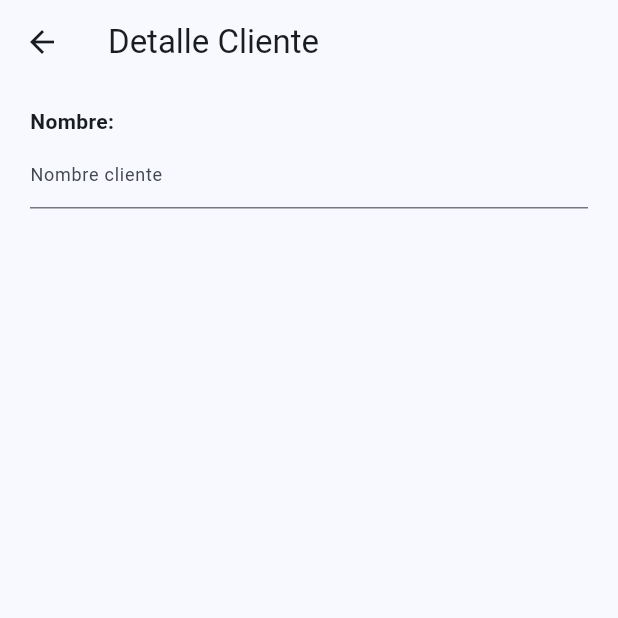
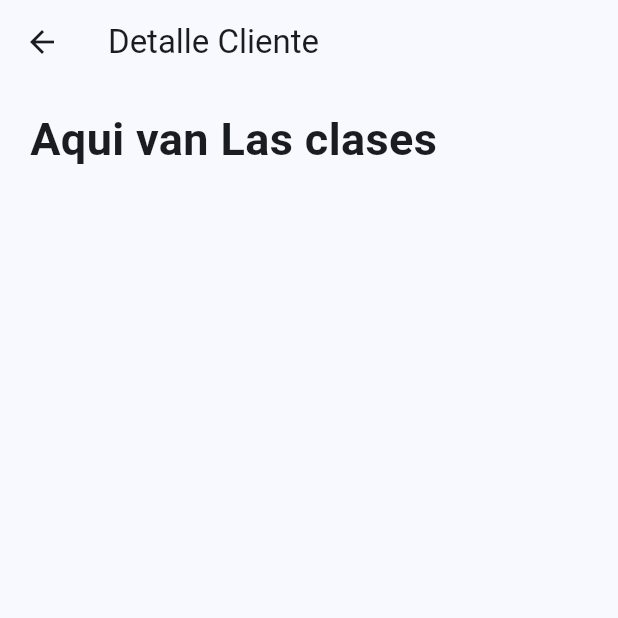
Before and after one commit to leoerazo/car_fix_2.0, a Flutter app: the DetalleClienteScreen screen opened directly, on a phone screen of 412 x 824 dp, the top half of it. Run offline on Flutter 3.47's test engine with Material 2 defaults, Android fonts, the phone set to English and light mode, and no system bars; our stand-ins replace go_router.

Commit message:
2 commit

```diff
--- a/lib/presentation/screen/detalle_cliente/detalle_cliente_screen.dart
+++ b/lib/presentation/screen/detalle_cliente/detalle_cliente_screen.dart
@@ -10,21 +10,17 @@ class DetalleClienteScreen extends StatelessWidget {
   Widget build(BuildContext context) {
     return Scaffold(
       appBar: AppBar(
-        title: Text('Detalle Cliente'),
+        title: const Text('Detalle Cliente'),
 
       ),
       body: const Padding(padding: EdgeInsets.symmetric(horizontal: 20, vertical: 15),
       child: Column(
         crossAxisAlignment: CrossAxisAlignment.start,
         children: [
-          Text('Nombre: ', style: TextStyle(fontWeight: FontWeight.bold),),
-          TextField(
-            decoration: InputDecoration(
-              hintText: 'Nombre cliente', hintStyle: TextStyle(fontSize: 12)
-            ),
-          )
-        ],
-      ),),
+          Text('Aqui van Las clases', style: TextStyle(fontWeight: FontWeight.bold, fontSize: 30),),
+          ],
+        ),
+      ),
     );
   }
 }
--- a/lib/presentation/screen/login_screen/login_screen.dart
+++ b/lib/presentation/screen/login_screen/login_screen.dart
@@ -14,6 +14,7 @@ class LoginPage extends StatelessWidget {
       appBar: AppBar(
         title: const Text('Login'),
         automaticallyImplyLeading: false,
+
       ),
        body:  Center(
         child: Padding(
```
